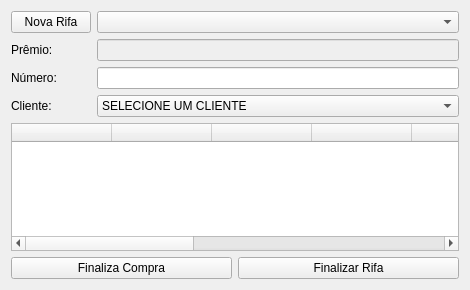
WallacX/Sist.-Gerenciamento-de-rifas, file ui/venda.ui: the form before one commit.
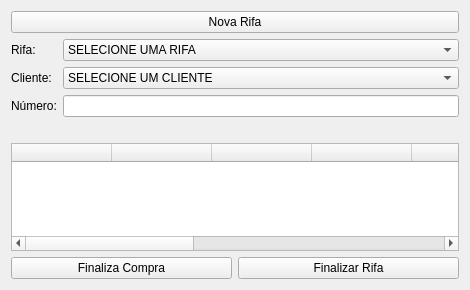
The form after the commit.

```diff
--- a/ui/venda.ui
+++ b/ui/venda.ui
@@ -13,28 +13,61 @@
   <property name="windowTitle">
    <string>Form</string>
   </property>
-  <layout class="QHBoxLayout" name="horizontalLayout_2">
+  <layout class="QVBoxLayout" name="verticalLayout">
    <item>
-    <layout class="QVBoxLayout" name="verticalLayout_3"/>
+    <widget class="QPushButton" name="novo_btn">
+     <property name="text">
+      <string>Nova Rifa</string>
+     </property>
+    </widget>
    </item>
-   <item>
-    <layout class="QVBoxLayout" name="verticalLayout_2">
-     <item>
-      <layout class="QVBoxLayout" name="layout_principal">
        <item>
         <layout class="QFormLayout" name="formLayout">
-         <item row="1" column="0">
+     <item row="0" column="0">
           <widget class="QLabel" name="label_5">
            <property name="text">
-            <string>Prêmio:</string>
+        <string>Rifa:</string>
+       </property>
+      </widget>
+     </item>
+     <item row="0" column="1">
+      <widget class="QComboBox" name="combo_rifas">
+       <property name="accessibleDescription">
+        <string/>
+       </property>
+       <item>
+        <property name="text">
+         <string>SELECIONE UMA RIFA</string>
+        </property>
+       </item>
+      </widget>
+     </item>
+     <item row="1" column="0">
+      <widget class="QLabel" name="label_4">
+       <property name="text">
+        <string>Cliente:</string>
+       </property>
+       <property name="alignment">
+        <set>Qt::AlignCenter</set>
            </property>
           </widget>
          </item>
          <item row="1" column="1">
-          <widget class="QLineEdit" name="premio_line">
-           <property name="enabled">
+      <widget class="QComboBox" name="combo_clientes">
+       <property name="accessibleDescription">
+        <string>SELECIONE UM CLIENTE</string>
+       </property>
+       <property name="editable">
             <bool>false</bool>
            </property>
+       <property name="currentText">
+        <string>SELECIONE UM CLIENTE</string>
+       </property>
+       <item>
+        <property name="text">
+         <string>SELECIONE UM CLIENTE</string>
+        </property>
+       </item>
           </widget>
          </item>
          <item row="2" column="0">
@@ -47,44 +80,17 @@
          <item row="2" column="1">
           <widget class="QLineEdit" name="numero_line"/>
          </item>
-         <item row="3" column="0">
-          <widget class="QLabel" name="label_4">
-           <property name="text">
-            <string>Cliente:</string>
-           </property>
-          </widget>
-         </item>
-         <item row="3" column="1">
-          <widget class="QComboBox" name="combo_clientes">
-           <property name="accessibleDescription">
-            <string>SELECIONE UM CLIENTE</string>
-           </property>
-           <property name="editable">
-            <bool>false</bool>
-           </property>
-           <property name="currentText">
-            <string>SELECIONE UM CLIENTE</string>
-           </property>
+    </layout>
+   </item>
            <item>
+    <widget class="QLabel" name="avisos_label">
             <property name="text">
-             <string>SELECIONE UM CLIENTE</string>
-            </property>
-           </item>
-          </widget>
-         </item>
-         <item row="0" column="1">
-          <widget class="QComboBox" name="combo_rifas"/>
-         </item>
-         <item row="0" column="0">
-          <widget class="QPushButton" name="novo_btn">
-           <property name="text">
-            <string>Nova Rifa</string>
-           </property>
-          </widget>
-         </item>
-        </layout>
-       </item>
-      </layout>
+      <string/>
+     </property>
+     <property name="alignment">
+      <set>Qt::AlignCenter</set>
+     </property>
+    </widget>
      </item>
      <item>
       <widget class="QTableWidget" name="tableWidget">
@@ -155,8 +161,6 @@
           <string>Finalizar Rifa</string>
          </property>
         </widget>
-       </item>
-      </layout>
      </item>
     </layout>
    </item>
```
Lines whose indentation alone changed are shown as unchanged.
